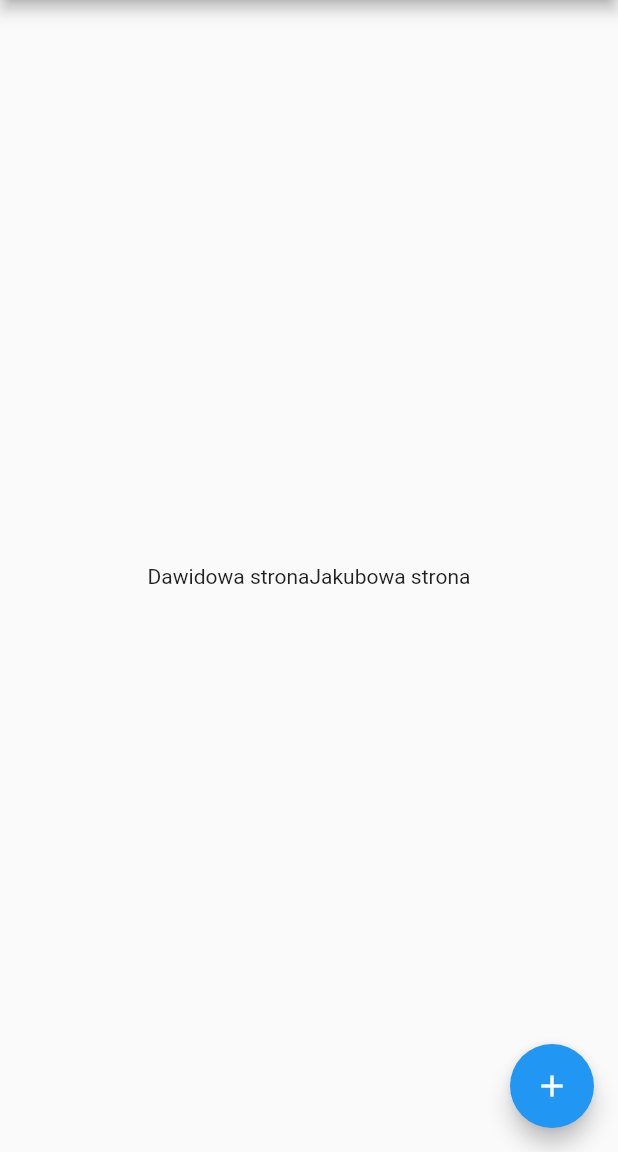
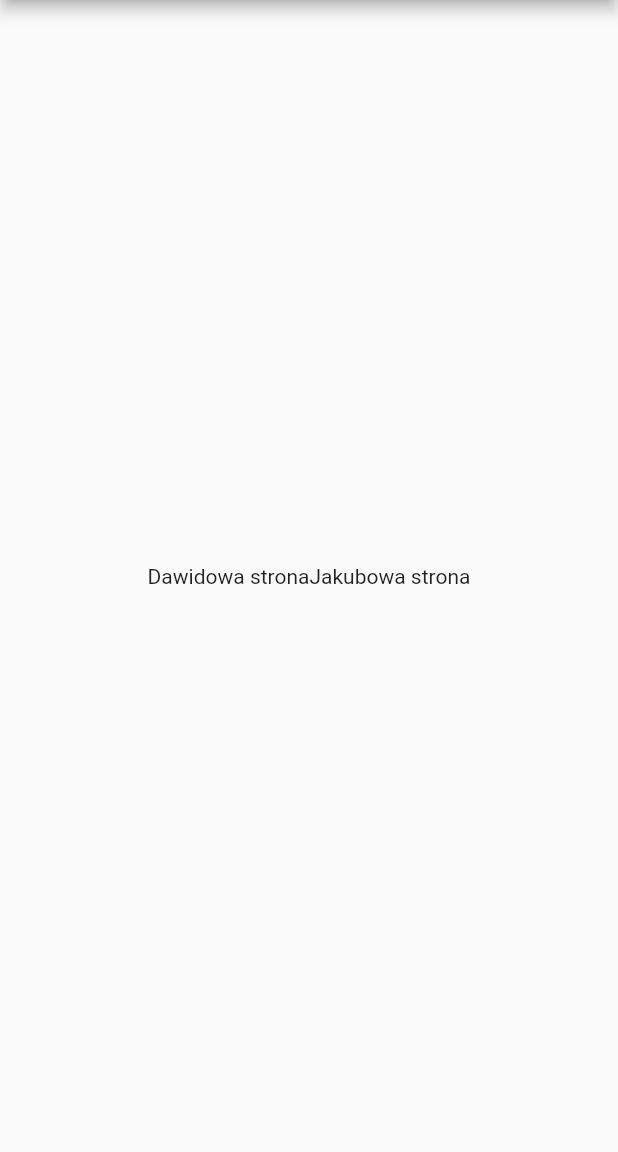
Before and after one commit to dawidlipowczan/notnot-game, a Flutter app: the screen it shows after launch, on a phone screen of 412 x 824 dp, the part 84-1236 px from its top. Run offline on Flutter 3.47's test engine with Material 2 defaults, Android fonts, the phone set to English and light mode, and no system bars.

Commit message:
withoutButton

```diff
--- a/not_not/lib/home.dart
+++ b/not_not/lib/home.dart
@@ -22,13 +22,8 @@ class MyHomePage extends StatefulWidget {
 }
 
 class _MyHomePageState extends State<MyHomePage> {
-  int _counter = 1;
 
-  void _incrementCounter() {
-    setState(() {
-      _counter *= 2;
-    });
-  }
+
 
   @override
   Widget build(BuildContext context) {
@@ -63,17 +58,12 @@ class _MyHomePageState extends State<MyHomePage> {
           // axis because Columns are vertical (the cross axis would be
           // horizontal).
           mainAxisAlignment: MainAxisAlignment.center,
-          children: <Widget>[
+          children:[
             DawidSide(),
             JakubSide()
           ],
         ),
       ),
-      floatingActionButton: FloatingActionButton(
-        onPressed: _incrementCounter,
-        tooltip: 'Increment',
-        child: Icon(Icons.add),
-      ), // This trailing comma makes auto-formatting nicer for build methods.
     );
   }
 }
```
